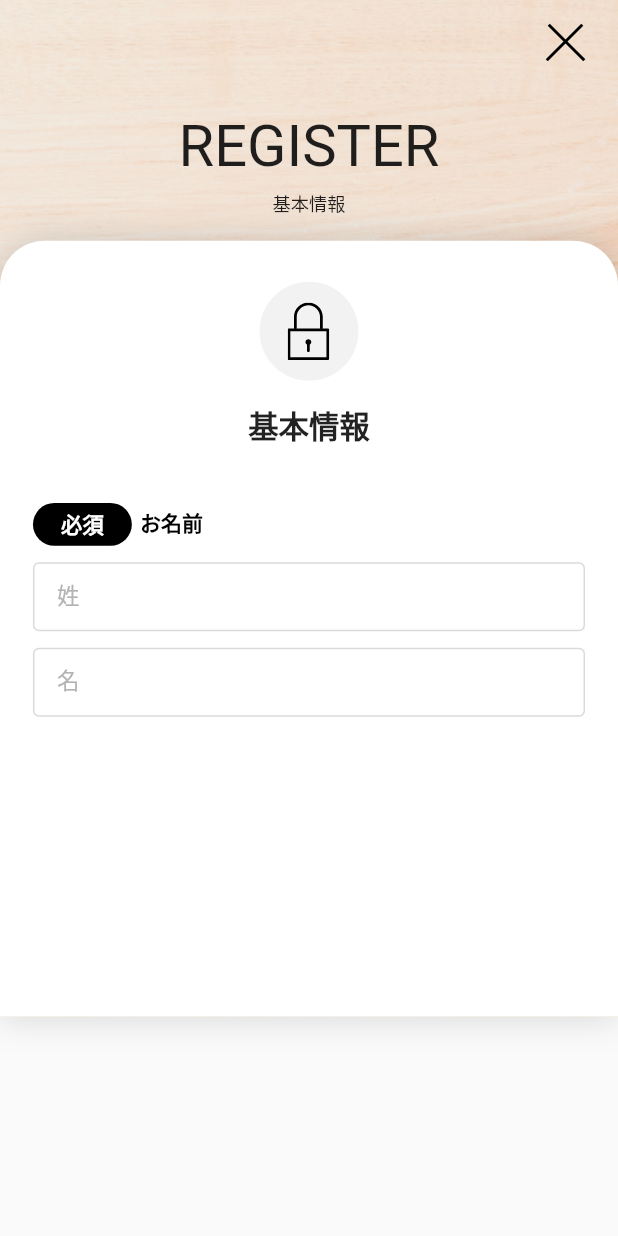
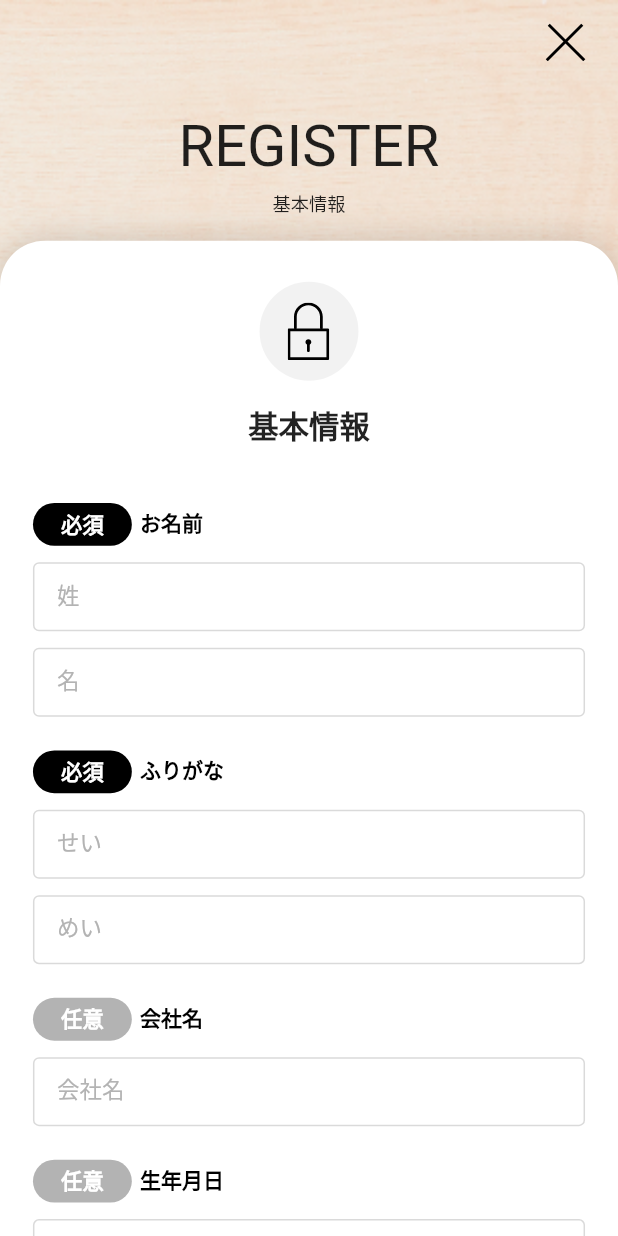
Before and after one commit to en-gine/heiwadai_app, a Flutter app: the RegisterInputScreen screen opened by its route, on a phone screen of 412 x 824 dp. Run offline on Flutter 3.47's test engine with Material 2 defaults, Android fonts, the phone set to English and light mode, and no system bars; our stand-ins replace flutter_datetime_picker_plus, flutter_hooks, flutter_screenutil, flutter_svg, go_router, google_fonts and 2 more; Roboto replaces fonts that are missing (Alata).

Commit message:
新規登録フォーム　基本情報

```diff
--- a/lib/main.dart
+++ b/lib/main.dart
@@ -8,7 +8,13 @@ void main() {
   runApp(const ProviderScope(child: MyApp()));
 }
 
-var colorScheme = ColorScheme.fromSeed(seedColor: Colors.white);
+var colorScheme = const ColorScheme.light().copyWith(
+  primary: Colors.black,
+  secondary: Colors.white,
+  surface: Colors.white,
+  background: Colors.white,
+  error: Colors.red,
+);
 
 class MyApp extends ConsumerWidget {
   const MyApp({super.key});
--- a/lib/screens/login_screen.dart
+++ b/lib/screens/login_screen.dart
@@ -1,5 +1,4 @@
 import 'package:flutter/material.dart';
-import 'package:flutter/services.dart';
 
 import 'package:go_router/go_router.dart';
 import 'package:flutter_svg/flutter_svg.dart';
@@ -22,8 +21,6 @@ class LoginScreen extends HookWidget {
 
     final isPass = useState(false);
     final passError = useState<String?>(null);
-
-    final isObscure = useState(true);
 
     return Scaffold(
       extendBodyBehindAppBar: true,
@@ -124,19 +121,8 @@ class LoginScreen extends HookWidget {
                       SizedBox(height: 5.w),
                       TextInputField(
                         'パスワード',
-                        obscureText: isObscure.value,
                         errorText: passError.value,
                         type: FormType.password,
-                        suffixIcon: IconButton(
-                          icon: SvgPicture.asset(
-                            isObscure.value
-                                ? 'assets/icons/visibility_on.svg'
-                                : 'assets/icons/visibility_off.svg',
-                          ),
-                          onPressed: () {
-                            isObscure.value = !isObscure.value;
-                          },
-                        ),
                         onChanged: (value) {
                           isPass.value = value.isNotEmpty;
                         },
--- a/lib/screens/register_input_screen.dart
+++ b/lib/screens/register_input_screen.dart
@@ -63,9 +63,30 @@ class RegisterInputScreen extends HookWidget {
                         children: [
                           const RequiredFieldTitle('お名前'),
                           SizedBox(height: 10.w),
-                          const TextInputField('姓', hint: '例：山田'),
+                          const TextInputField('姓',
+                              type: FormType.text, hint: '例：山田'),
                           SizedBox(height: 10.w),
-                          const TextInputField('名', hint: '例：太郎'),
+                          const TextInputField('名',
+                              type: FormType.text, hint: '例：太郎'),
+                          SizedBox(height: 20.w),
+                          const RequiredFieldTitle('ふりがな'),
+                          SizedBox(height: 10.w),
+                          const TextInputField('せい',
+                              type: FormType.ruby, hint: '例：やまだ'),
+                          SizedBox(height: 10.w),
+                          const TextInputField('めい',
+                              type: FormType.ruby, hint: '例：たろう'),
+                          SizedBox(height: 20.w),
+                          const RequiredFieldTitle('会社名', required: false),
+                          SizedBox(height: 10.w),
+                          const TextInputField('会社名',
+                              type: FormType.text, hint: '例：サンプル株式会社'),
+                          SizedBox(height: 20.w),
+                          const RequiredFieldTitle('生年月日', required: false),
+                          SizedBox(height: 10.w),
+                          const TextInputField('生年月日', type: FormType.date),
+                          SizedBox(height: 10.w),
+                          const Text('※西暦で入力してください'),
                         ],
                       ),
                     ),
--- a/lib/widgets/components/form/text_input_field.dart
+++ b/lib/widgets/components/form/text_input_field.dart
@@ -1,20 +1,34 @@
 import 'package:flutter/material.dart';
 import 'package:flutter/services.dart';
 
+import 'package:intl/intl.dart';
+import 'package:flutter_svg/flutter_svg.dart';
+import 'package:flutter_hooks/flutter_hooks.dart';
+import 'package:flutter_datetime_picker_plus/flutter_datetime_picker_plus.dart';
+
 enum FormType {
   text,
+  ruby,
   email,
   password,
+  date,
 }
 
 Map<FormType, TextInputType?> _keyboard = {
   FormType.text: TextInputType.text,
+  FormType.ruby: TextInputType.text,
   FormType.email: TextInputType.emailAddress,
   FormType.password: TextInputType.visiblePassword,
+  FormType.date: TextInputType.datetime,
 };
 
 Map<FormType, List<TextInputFormatter>?> _formatters = {
   FormType.text: null,
+  FormType.ruby: [
+    FilteringTextInputFormatter.allow(
+      RegExp(r'[ぁ-ん]'),
+    ),
+  ],
   FormType.email: [
     FilteringTextInputFormatter.allow(
       RegExp(r'[a-zA-Z0-9@._+-]+'),
@@ -25,33 +39,56 @@ Map<FormType, List<TextInputFormatter>?> _formatters = {
       RegExp(r'[a-zA-Z0-9@.+*_~/,!#$%&-]+'),
     ),
   ],
+  FormType.date: [
+    FilteringTextInputFormatter.allow(
+      RegExp(r'[0-9/]+'),
+    ),
+  ],
 };
 
-class TextInputField extends StatelessWidget {
+class TextInputField extends HookWidget {
   const TextInputField(
     this.label, {
     super.key,
     this.hint,
-    this.obscureText = false,
     this.errorText,
     this.type = FormType.text,
-    this.suffixIcon,
     this.onChanged,
     this.onSaved,
   });
   final String label;
   final String? hint;
-  final bool obscureText;
   final String? errorText;
   final FormType type;
-  final Widget? suffixIcon;
   final void Function(String)? onChanged;
   final void Function(String?)? onSaved;
 
   @override
   Widget build(BuildContext context) {
+    final isObscure = useState(true);
+    final TextEditingController controller = TextEditingController();
+
+    Map<FormType, Widget?> suffix = {
+      FormType.text: null,
+      FormType.ruby: null,
+      FormType.email: null,
+      FormType.password: IconButton(
+        icon: SvgPicture.asset(
+          isObscure.value
+              ? 'assets/icons/visibility_on.svg'
+              : 'assets/icons/visibility_off.svg',
+        ),
+        onPressed: () {
+          isObscure.value = !isObscure.value;
+        },
+      ),
+      FormType.date: const Icon(Icons.calendar_today, color: Colors.black),
+    };
+
     return TextFormField(
-      obscureText: obscureText,
+      readOnly: (type == FormType.date),
+      controller: controller,
+      obscureText: (type == FormType.password) ? isObscure.value : false,
       keyboardType: _keyboard[type],
       inputFormatters: _formatters[type],
       decoration: InputDecoration(
@@ -69,10 +106,52 @@ class TextInputField extends StatelessWidget {
         filled: true,
         fillColor: Colors.white,
         isDense: true,
-        suffixIcon: suffixIcon,
+        suffixIcon: suffix[type],
       ),
       onChanged: onChanged,
       onSaved: onSaved,
+      onTap: (type != FormType.date)
+          ? null
+          : () async {
+              // DateTime? picked = await showDatePicker(
+              //   context: context,
+              //   initialDate:
+              //       DateTime.now().subtract(const Duration(days: 35 * 365)),
+              //   firstDate:
+              //       DateTime.now().subtract(const Duration(days: 120 * 365)),
+              //   lastDate:
+              //       DateTime.now().subtract(const Duration(days: 10 * 365)),
+              //   locale: const Locale('ja'),
+              //   builder: (context, child) => Theme(
+              //       data: ThemeData.light().copyWith(
+              //         colorScheme: const ColorScheme.light().copyWith(
+              //           primary: const Color(0xFF3D3D3D),
+              //         ),
+              //       ),
+              //       child: child!,
+              //     )
+              // );
+              // String? formatedDate;
+              // try {
+              //   formatedDate = DateFormat('yyyy/MM/dd').format(picked!);
+              // } catch (_) {}
+              // if (formatedDate != null) controller.text = formatedDate;
+
+              DatePicker.showDatePicker(
+                context,
+                currentTime: DateTime.now().subtract(const Duration(days: 35 * 365)),
+                minTime: DateTime.now().subtract(const Duration(days: 120 * 365)),
+                maxTime: DateTime.now().subtract(const Duration(days: 10 * 365)),
+                locale: LocaleType.jp,
+                onConfirm: (date) {
+                  String? formatedDate;
+                  try {
+                    formatedDate = DateFormat('yyyy/MM/dd').format(date);
+                  } catch (_) {}
+                  if (formatedDate != null) controller.text = formatedDate;
+                },
+              );
+            },
     );
   }
 }
--- a/pubspec.yaml
+++ b/pubspec.yaml
@@ -45,6 +45,7 @@ dependencies:
   hooks_riverpod: ^2.3.6
   intl: ^0.18.0
   google_fonts: ^5.1.0
+  flutter_datetime_picker_plus: ^2.0.1
 
 dev_dependencies:
   flutter_test:
```
Also changed, not shown: pubspec.lock.
